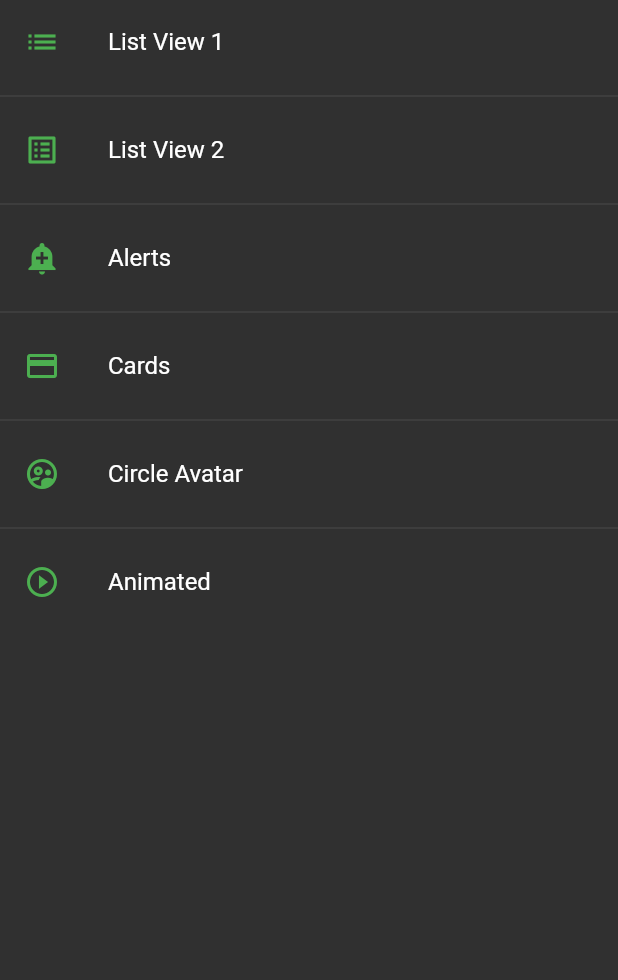
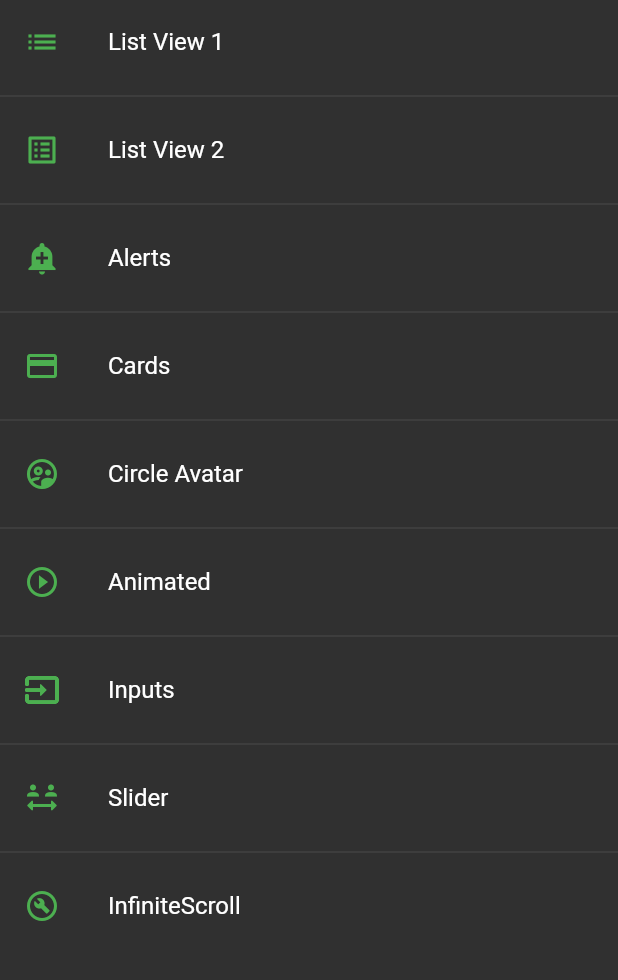
Before and after one commit to Suazodev/flutter-02-components, a Flutter app: the screen it shows after launch, on a phone screen of 412 x 824 dp, the part 84-1064 px from its top. Run offline on Flutter 3.47's test engine with Material 2 defaults, Android fonts, the phone set to English and light mode, and no system bars.

Commit message:
components done

```diff
--- a/lib/router/app_routes.dart
+++ b/lib/router/app_routes.dart
@@ -41,6 +41,24 @@ class AppRoutes {
       screen: const AnimatedScreen(),
       icon: Icons.play_circle_outline_outlined,
     ),
+    MenuOption(
+      route: 'inputs',
+      name: 'Inputs',
+      screen: const InputsScreen(),
+      icon: Icons.input_outlined,
+    ),
+    MenuOption(
+      route: 'slider',
+      name: 'Slider',
+      screen: const SliderScreen(),
+      icon: Icons.social_distance_rounded,
+    ),
+    MenuOption(
+      route: 'listviewbuilder',
+      name: 'InfiniteScroll',
+      screen: const ListViewBuilderScreen(),
+      icon: Icons.build_circle_outlined,
+    ),
   ];
 
   static Map<String, Widget Function(BuildContext)> getAppRoutes() {
--- a/lib/screens/screens.dart
+++ b/lib/screens/screens.dart
@@ -5,3 +5,7 @@ export 'package:components/screens/listview1_screen.dart';
 export 'package:components/screens/listview2_screen.dart';
 export 'package:components/screens/avatar_screen.dart';
 export 'package:components/screens/animated_screen.dart';
+export 'package:components/screens/inputs_screen.dart';
+export 'package:components/screens/slider_scree.dart';
+
+export 'package:components/screens/listview_builder.screen.dart';
--- a/lib/themes/app_theme.dart
+++ b/lib/themes/app_theme.dart
@@ -29,5 +29,34 @@ class AppTheme {
         shape: const StadiumBorder(),
       ),
     ),
+    inputDecorationTheme: const InputDecorationTheme(
+      floatingLabelStyle: TextStyle(
+        color: primary,
+      ),
+      enabledBorder: OutlineInputBorder(
+        borderSide: BorderSide(
+          color: primary,
+        ),
+        borderRadius: BorderRadius.only(
+          bottomLeft: Radius.circular(10),
+          topRight: Radius.circular(10),
+        ),
+      ),
+      focusedBorder: OutlineInputBorder(
+        borderSide: BorderSide(
+          color: primary,
+        ),
+        borderRadius: BorderRadius.only(
+          bottomLeft: Radius.circular(10),
+          topRight: Radius.circular(10),
+        ),
+      ),
+      border: OutlineInputBorder(
+        borderRadius: BorderRadius.only(
+          bottomLeft: Radius.circular(10),
+          topRight: Radius.circular(10),
+        ),
+      ),
+    ),
   );
 }
--- a/lib/widgets/widgets.dart
+++ b/lib/widgets/widgets.dart
@@ -1,2 +1,3 @@
 export 'package:components/widgets/custom_card_type1.dart';
 export 'package:components/widgets/custom_card_type2.dart';
+export 'package:components/widgets/custom_input_field.dart';
```
Also changed, not shown: lib/screens/inputs_screen.dart (added, +102 -0 lines), lib/screens/listview_builder.screen.dart (added, +91 -0 lines), lib/screens/slider_scree.dart (added, +81 -0 lines), lib/widgets/custom_input_field.dart (added, +57 -0 lines).
